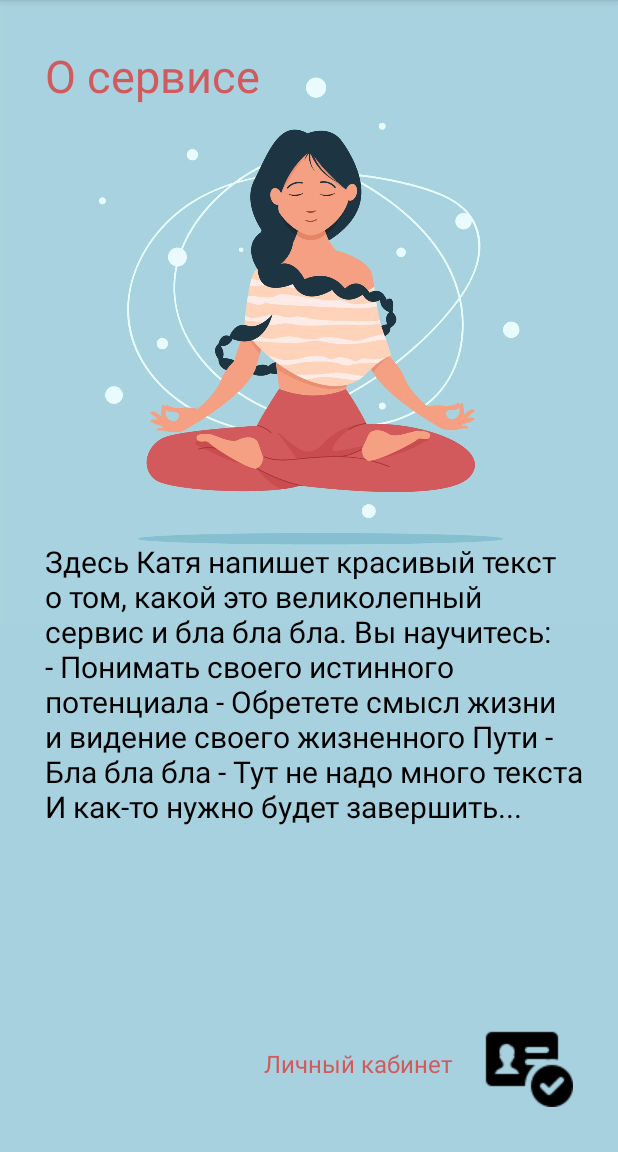
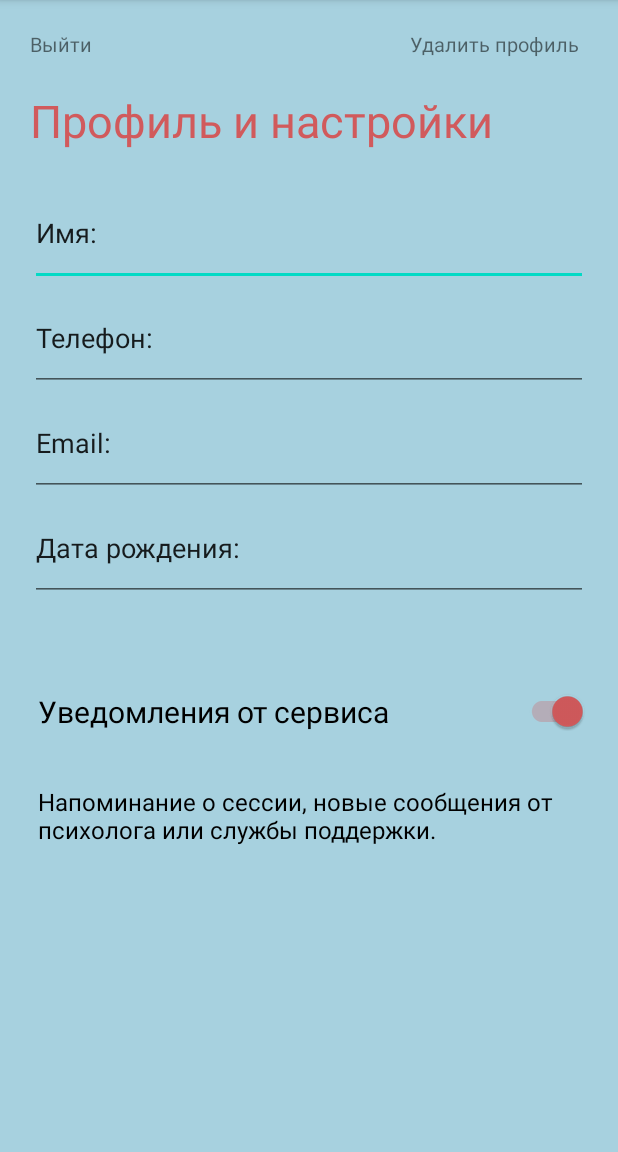
Before and after one commit to MarinaShnyakina/YourWay_PetProject, an Android app: the PersonalArea screen opened directly, with no data from a screen before it, on a phone screen of 412 x 824 dp, the part 84-1236 px from its top. Run offline under Robolectric (Android 15) with nearby library versions, the phone set to English and light mode, and no system bars.

Commit message:
Added screen profile

```diff
--- a/app/src/main/AndroidManifest.xml
+++ b/app/src/main/AndroidManifest.xml
@@ -12,7 +12,10 @@
         android:theme="@style/Theme.YourWay_PetProject"
         tools:targetApi="31">
         <activity
-            android:name=".PersonalArea"
+            android:name=".AboutService.PersonalArea"
+            android:exported="false"/>
+        <activity
+            android:name=".AboutService.AboutService"
             android:exported="false" />
         <activity
             android:name=".MenuActivity"
--- /dev/null
+++ b/app/src/main/java/com/example/yourway_petproject/AboutService/AboutService.java
@@ -0,0 +1,38 @@
+package com.example.yourway_petproject.AboutService;
+
+import androidx.appcompat.app.AppCompatActivity;
+
+import android.content.Intent;
+import android.os.Bundle;
+import android.view.View;
+import android.widget.ImageView;
+import android.widget.TextView;
+
+import com.example.yourway_petproject.R;
+
+public class AboutService extends AppCompatActivity {
+
+    TextView btnTextPersonalArea;
+    ImageView btnIconPersonalArea;
+
+    @Override
+    protected void onCreate(Bundle savedInstanceState) {
+        super.onCreate(savedInstanceState);
+        setContentView(R.layout.about_service);
+
+        btnTextPersonalArea = findViewById(R.id.textPersonalArea);
+        btnIconPersonalArea = findViewById(R.id.iconPersonalArea);
+
+        btnTextPersonalArea.setOnClickListener(new View.OnClickListener() {
+            @Override
+            public void onClick(View v) {
+                showPersonalArea();
+            }
+        });
+        }
+
+    public void showPersonalArea() {
+        startActivity(new Intent(AboutService.this, PersonalArea.class));
+        finish();
+    }
+}
--- a/app/src/main/java/com/example/yourway_petproject/PersonalArea.java
+++ b/app/src/main/java/com/example/yourway_petproject/AboutService/PersonalArea.java
@@ -1,14 +1,15 @@
-package com.example.yourway_petproject;
+package com.example.yourway_petproject.AboutService;
+
+import android.os.Bundle;
 
 import androidx.appcompat.app.AppCompatActivity;
 
-import android.os.Bundle;
+import com.example.yourway_petproject.R;
 
 public class PersonalArea extends AppCompatActivity {
-
     @Override
     protected void onCreate(Bundle savedInstanceState) {
         super.onCreate(savedInstanceState);
-        setContentView(R.layout.activity_personal_area);
+        setContentView(R.layout.personal_area);
     }
 }
--- a/app/src/main/java/com/example/yourway_petproject/MenuActivity.java
+++ b/app/src/main/java/com/example/yourway_petproject/MenuActivity.java
@@ -5,10 +5,9 @@ import androidx.appcompat.app.AppCompatActivity;
 import android.content.Intent;
 import android.os.Bundle;
 import android.view.View;
-import android.widget.Button;
 import android.widget.ImageView;
 
-import com.google.firebase.auth.AuthResult;
+import com.example.yourway_petproject.AboutService.AboutService;
 
 public class MenuActivity extends AppCompatActivity {
 
@@ -29,13 +28,13 @@ public class MenuActivity extends AppCompatActivity {
         btnService.setOnClickListener(new View.OnClickListener() {
             @Override
             public void onClick(View v) {
-                showServiceAndPersonalArea();
+                showAboutService();
             }
         });
     }
 
-    private void showServiceAndPersonalArea() {
-            startActivity(new Intent(MenuActivity.this, PersonalArea.class));
+    public void showAboutService() {
+            startActivity(new Intent(MenuActivity.this, AboutService.class));
             finish();
 
     }
--- a/app/src/main/res/layout/activity_personal_area.xml
+++ b/app/src/main/res/layout/about_service.xml
@@ -6,7 +6,7 @@
     android:layout_width="match_parent"
     android:layout_height="match_parent"
     android:background="@color/backPersonalArea"
-    tools:context=".PersonalArea">
+    tools:context=".AboutService.AboutService">
 
     <ImageView
         android:id="@+id/imagePersonalArea"
@@ -33,22 +33,13 @@
         android:layout_height="wrap_content"
         android:layout_below="@+id/textService"
         android:layout_marginStart="30dp"
+        android:layout_marginEnd="30dp"
         android:layout_marginTop="290dp"
         android:text="@string/aboutService"
         android:textColor="@color/black"
         android:textSize="20dp"
         app:layout_constraintStart_toStartOf="@+id/textService"
         app:layout_constraintTop_toBottomOf="@+id/textService" />
-
-    <ImageView
-        android:id="@+id/iconPersonalArea"
-        android:layout_width="wrap_content"
-        android:layout_height="wrap_content"
-        android:layout_alignParentEnd="true"
-        android:layout_alignParentBottom="true"
-        android:layout_marginEnd="30dp"
-        android:layout_marginBottom="30dp"
-        app:srcCompat="@drawable/icons8____60" />
 
     <TextView
         android:id="@+id/textPersonalArea"
@@ -64,5 +55,15 @@
         android:textColor="@color/textService"
         android:textSize="16dp" />
 
+    <ImageView
+        android:id="@+id/iconPersonalArea"
+        android:layout_width="86dp"
+        android:layout_height="61dp"
+        android:layout_alignParentEnd="true"
+        android:layout_alignParentBottom="true"
+        android:layout_marginEnd="20dp"
+        android:layout_marginBottom="20dp"
+        app:srcCompat="@drawable/id_card" />
+
 
 </RelativeLayout>
--- /dev/null
+++ b/app/src/main/res/layout/personal_area.xml
@@ -0,0 +1,111 @@
+<?xml version="1.0" encoding="utf-8"?>
+<RelativeLayout
+    xmlns:android="http://schemas.android.com/apk/res/android"
+    xmlns:app="http://schemas.android.com/apk/res-auto"
+    android:layout_width="match_parent"
+    android:layout_height="match_parent"
+    android:background="@color/backPersonalArea">
+
+    <TextView
+        android:id="@+id/textExit"
+        android:layout_width="wrap_content"
+        android:layout_height="wrap_content"
+        android:layout_marginStart="20dp"
+        android:layout_marginTop="20dp"
+        android:text="Выйти"
+        android:textSize="13dp" />
+
+    <TextView
+        android:id="@+id/textDeleteProfile"
+        android:layout_width="wrap_content"
+        android:layout_height="wrap_content"
+        android:layout_alignTop="@+id/textExit"
+        android:layout_alignBottom="@+id/textExit"
+        android:layout_alignParentEnd="true"
+        android:layout_marginEnd="25dp"
+        android:text="Удалить профиль"
+        android:textSize="13dp" />
+
+    <TextView
+        android:id="@+id/textProfile"
+        android:layout_width="wrap_content"
+        android:layout_height="wrap_content"
+        android:layout_alignParentTop="true"
+        android:layout_marginStart="20dp"
+        android:layout_marginTop="60dp"
+        android:text="Профиль и настройки"
+        android:textColor="@color/textService"
+        android:textSize="30dp" />
+
+    <LinearLayout
+        android:id="@+id/personArea"
+        android:layout_width="match_parent"
+        android:layout_height="wrap_content"
+        android:layout_below="@+id/textProfile"
+        android:layout_marginStart="20dp"
+        android:layout_marginTop="20dp"
+        android:layout_marginEnd="20dp"
+        android:orientation="vertical">
+
+
+        <EditText
+            android:id="@+id/editTextAreaPersonName"
+            android:layout_width="match_parent"
+            android:layout_height="70dp"
+            android:ems="10"
+            android:inputType="textPersonName"
+            android:text="Имя: " />
+
+        <EditText
+            android:id="@+id/editTextAreaPhone"
+            android:layout_width="match_parent"
+            android:layout_height="70dp"
+            android:ems="10"
+            android:inputType="phone"
+            android:text="Телефон: " />
+
+        <EditText
+            android:id="@+id/editTextAreaEmailAddress"
+            android:layout_width="match_parent"
+            android:layout_height="70dp"
+            android:ems="10"
+            android:inputType="textEmailAddress"
+            android:text="Email: " />
+
+        <EditText
+            android:id="@+id/editTextAreaDate"
+            android:layout_width="match_parent"
+            android:layout_height="70dp"
+            android:ems="10"
+            android:inputType="date"
+            android:text="Дата рождения: " />
+
+    </LinearLayout>
+
+    <androidx.appcompat.widget.SwitchCompat
+        android:id="@+id/switchNotifi"
+        android:layout_width="match_parent"
+        android:layout_height="wrap_content"
+        android:layout_below="@+id/personArea"
+        android:layout_marginStart="25dp"
+        android:layout_marginTop="60dp"
+        android:layout_marginEnd="20dp"
+        android:checked="true"
+        android:text="@string/notifi"
+        android:textSize="20dp"
+        android:theme="@style/MySwitch" />
+
+    <TextView
+        android:id="@+id/textNotifi"
+        android:layout_width="wrap_content"
+        android:layout_height="wrap_content"
+        android:layout_below="@+id/switchNotifi"
+        android:layout_alignStart="@+id/switchNotifi"
+        android:layout_marginStart="0dp"
+        android:layout_marginTop="35dp"
+        android:text="@string/textNotift"
+        android:textColor="@color/black"
+        android:textSize="16dp" />
+
+
+</RelativeLayout>
--- a/app/src/main/res/values/strings.xml
+++ b/app/src/main/res/values/strings.xml
@@ -13,4 +13,6 @@
     - Тут не надо много текста
     И как-то нужно будет завершить...
     </string>
+    <string name="notifi">Уведомления от сервиса</string>
+    <string name="textNotift">Напоминание о сессии, новые сообщения от психолога или службы поддержки.</string>
 </resources>
--- a/app/src/main/res/values/themes.xml
+++ b/app/src/main/res/values/themes.xml
@@ -13,4 +13,16 @@
         <item name="android:statusBarColor">?attr/colorPrimaryVariant</item>
         <!-- Customize your theme here. -->
     </style>
+
+    <style name="MySwitch" parent="Theme.AppCompat.Light">
+        <!-- активное состояние (30% прозрачности для фона) -->
+        <item name="colorControlActivated">@color/textService</item>
+
+        <!-- неактивное состояние ползунка -->
+        <item name="colorSwitchThumbNormal">@color/back</item>
+
+        <!-- цвет дорожки для неактивного состояния (30% прозрачности) -->
+        <item name="android:colorForeground">@color/register</item>
+    </style>
+
 </resources>
```
Also changed, not shown: app/src/main/res/drawable/id_card.png (added).
